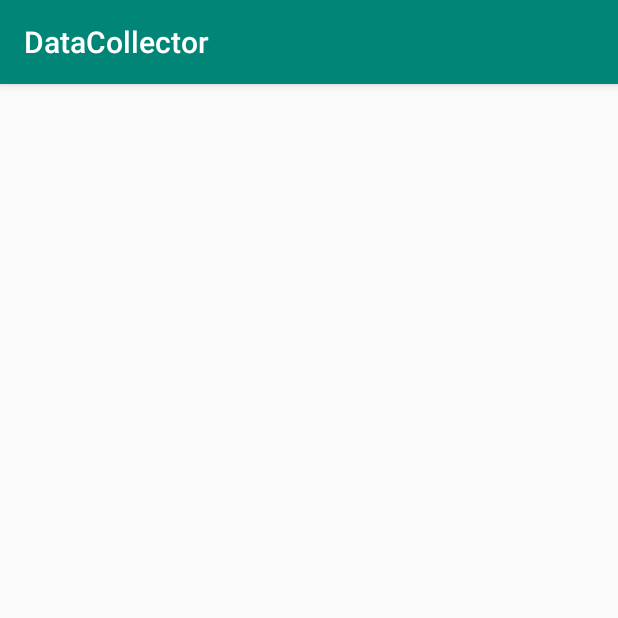
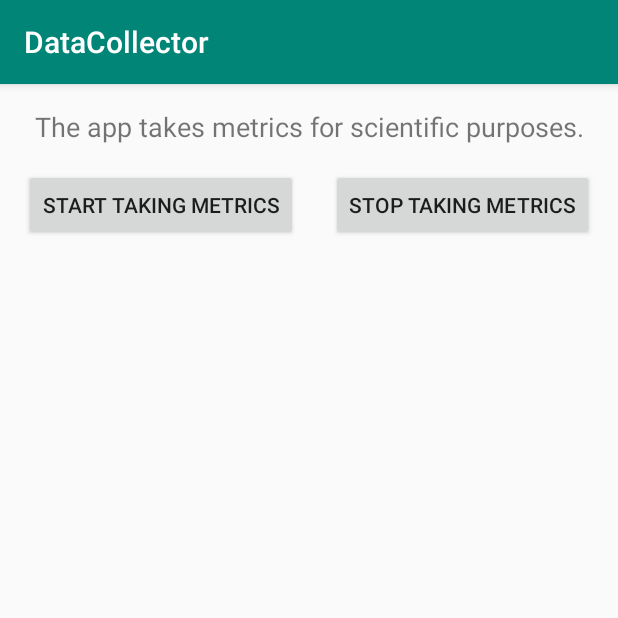
Before and after one commit to ondrejsotolar/android-datacollector, an Android app: the screen it shows after launch (MainActivity), on a phone screen of 412 x 824 dp, the top half of it. Run offline under Robolectric (Android 15) with nearby library versions, the phone set to English and light mode, and no system bars.

Commit message:
Add buttons, improve stability

```diff
--- a/app/src/main/java/cz/muni/irtis/datacollector/MainActivity.java
+++ b/app/src/main/java/cz/muni/irtis/datacollector/MainActivity.java
@@ -4,6 +4,9 @@ import android.content.Intent;
 import android.media.projection.MediaProjectionManager;
 import android.support.v7.app.AppCompatActivity;
 import android.os.Bundle;
+import android.view.View;
+import android.widget.Button;
+import android.widget.Toast;
 
 import cz.muni.irtis.datacollector.database.DatabaseHelper;
 import cz.muni.irtis.datacollector.schedule.SchedulerService;
@@ -19,17 +22,16 @@ public class MainActivity extends AppCompatActivity {
     @Override
     protected void onCreate(Bundle savedInstanceState) {
         super.onCreate(savedInstanceState);
-
-        if (!SchedulerService.IS_RUNNING) {
-            createScreenCaptureIntent();
-        } else {
-            setContentView(R.layout.activity_main);
-        }
+        setContentView(R.layout.activity_main);
+        initButtons();
     }
 
     @Override
     protected void onStart() {
         DatabaseHelper.getInstance(this);
+        if (!SchedulerService.IS_RUNNING) {
+            createScreenCaptureIntent();
+        }
         super.onStart();
     }
 
@@ -43,10 +45,27 @@ public class MainActivity extends AppCompatActivity {
                 Intent i = new Intent(this, SchedulerService.class)
                         .putExtra(SchedulerService.EXTRA_RESULT_CODE, resultCode)
                         .putExtra(SchedulerService.EXTRA_RESULT_INTENT, data);
-                SchedulerService.startMeUp(this, i);
+                SchedulerService.startRunning(this, i);
             }
         }
-        setContentView(R.layout.activity_main);
+    }
+
+    private void initButtons() {
+        Button start = findViewById(R.id.startButton);
+        start.setOnClickListener(new View.OnClickListener() {
+            @Override
+            public void onClick(View v) {
+                restartTakingMetrics();
+            }
+        });
+
+        Button stop = findViewById(R.id.stopButton);
+        stop.setOnClickListener(new View.OnClickListener() {
+            @Override
+            public void onClick(View v) {
+                stopTakingMetrics();
+            }
+        });
     }
 
     /**
@@ -56,4 +75,25 @@ public class MainActivity extends AppCompatActivity {
         projectionMgr = (MediaProjectionManager) getSystemService(MEDIA_PROJECTION_SERVICE);
         startActivityForResult(projectionMgr.createScreenCaptureIntent(), SCREENSHOT_REQUEST_CODE);
     }
+
+    private void stopTakingMetrics() {
+        if (SchedulerService.IS_RUNNING) {
+            Intent stopIntent = new Intent(this, SchedulerService.class);
+            SchedulerService.stopRunning(this, stopIntent);
+            Toast.makeText(this, getString(R.string.metrics_taking_stopped), Toast.LENGTH_SHORT)
+                    .show();
+        } else {
+            Toast.makeText(this, getString(R.string.no_metrics_are_running), Toast.LENGTH_SHORT)
+                    .show();
+        }
+    }
+
+    private void restartTakingMetrics() {
+        if (!SchedulerService.IS_RUNNING) {
+            createScreenCaptureIntent();
+        } else {
+            Toast.makeText(this, getString(R.string.already_running), Toast.LENGTH_SHORT)
+                    .show();
+        }
+    }
 }
--- a/app/src/main/res/layout/activity_main.xml
+++ b/app/src/main/res/layout/activity_main.xml
@@ -7,12 +7,35 @@
     tools:context=".MainActivity">
 
     <TextView
+        android:id="@+id/mainInfoText"
         android:layout_width="wrap_content"
         android:layout_height="wrap_content"
-        android:text="Hello World!"
-        app:layout_constraintBottom_toBottomOf="parent"
-        app:layout_constraintLeft_toLeftOf="parent"
-        app:layout_constraintRight_toRightOf="parent"
+        android:layout_marginStart="16dp"
+        android:layout_marginTop="16dp"
+        android:layout_marginEnd="16dp"
+        android:text="@string/main_info_text"
+        android:textSize="18sp"
+        app:layout_constraintEnd_toEndOf="parent"
+        app:layout_constraintStart_toStartOf="parent"
         app:layout_constraintTop_toTopOf="parent" />
 
+    <Button
+        android:id="@+id/startButton"
+        android:layout_width="0dp"
+        android:layout_height="wrap_content"
+        android:layout_marginStart="16dp"
+        android:layout_marginTop="16dp"
+        android:text="@string/startButton_text"
+        app:layout_constraintStart_toStartOf="parent"
+        app:layout_constraintTop_toBottomOf="@+id/mainInfoText" />
+
+    <Button
+        android:id="@+id/stopButton"
+        android:layout_width="0dp"
+        android:layout_height="wrap_content"
+        android:layout_marginTop="16dp"
+        android:layout_marginEnd="16dp"
+        android:text="@string/stopButton_text"
+        app:layout_constraintEnd_toEndOf="parent"
+        app:layout_constraintTop_toBottomOf="@+id/mainInfoText" />
 </android.support.constraint.ConstraintLayout>
--- a/app/src/main/res/values/strings.xml
+++ b/app/src/main/res/values/strings.xml
@@ -1,3 +1,10 @@
 <resources>
     <string name="app_name">DataCollector</string>
+    <string name="main_info_text">The app takes metrics for scientific purposes.</string>
+    <string name="startButton_text">Start taking metrics</string>
+    <string name="stopButton_text">Stop taking metrics</string>
+    <string name="start_taking_metrics">Start taking metrics</string>
+    <string name="metrics_taking_stopped">Metrics taking stopped</string>
+    <string name="already_running">Already running</string>
+    <string name="no_metrics_are_running">No metrics are running</string>
 </resources>
```
Also changed, not shown: app/src/main/java/cz/muni/irtis/datacollector/schedule/SchedulerService.java (+12 -1 lines).
